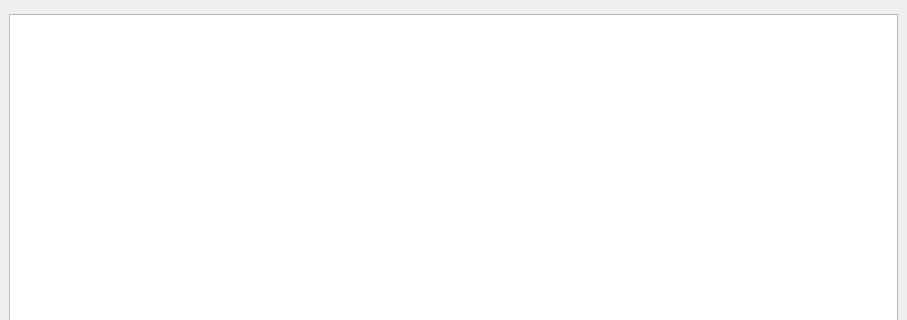
Old version of the form applications/mne_browse_raw_qt/FormFiles/datawindowdock.ui in the repository mne-tools/mne-cpp; both pictures show x 0 to 907 and y 0 to 320 of the 907 by 740 pixel window.
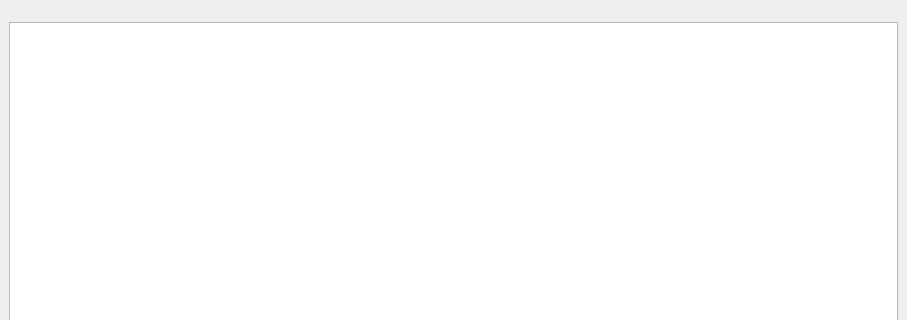
New version of the form.

The edit to the form file:
```diff
--- a/applications/mne_browse_raw_qt/FormFiles/datawindowdock.ui
+++ b/applications/mne_browse_raw_qt/FormFiles/datawindowdock.ui
@@ -153,8 +153,8 @@
       </property>
       <property name="sizeHint" stdset="0">
        <size>
-        <width>20</width>
-        <height>5</height>
+        <width>10</width>
+        <height>13</height>
        </size>
       </property>
      </spacer>
```
Left out of the diff: 90 changed lines with no effect on the pictures.
